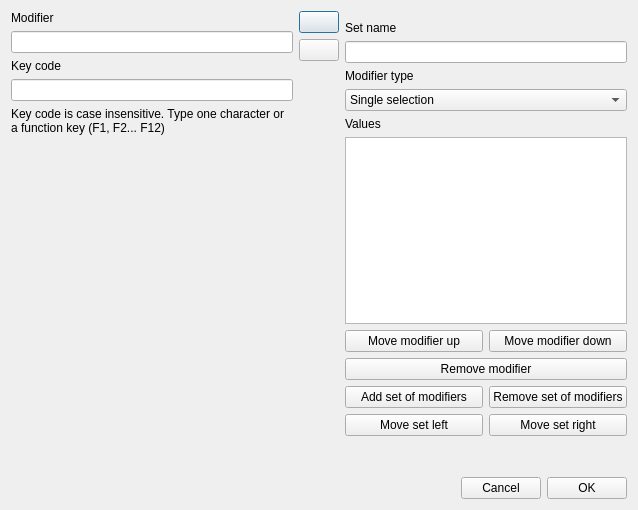
Qt form add_modifier.ui (olivierfriard/BORIS) before a commit.
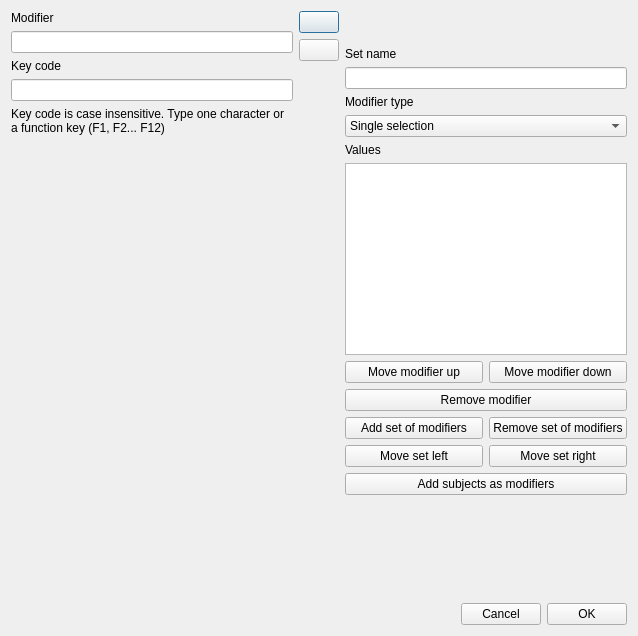
The same form after that commit.

Commit message: added option for adding all defined subjects as modifiers

What changed in the file:
```diff
--- a/add_modifier.ui
+++ b/add_modifier.ui
@@ -7,7 +7,7 @@
     <x>0</x>
     <y>0</y>
     <width>638</width>
-    <height>510</height>
+    <height>636</height>
    </rect>
   </property>
   <property name="windowTitle">
@@ -230,6 +230,13 @@
            </item>
           </layout>
          </item>
+         <item>
+          <widget class="QPushButton" name="pb_add_subjects">
+           <property name="text">
+            <string>Add subjects as modifiers</string>
+           </property>
+          </widget>
+         </item>
          <item>
           <spacer name="verticalSpacer_3">
            <property name="orientation">
```
The commit also changes 6 other files.
